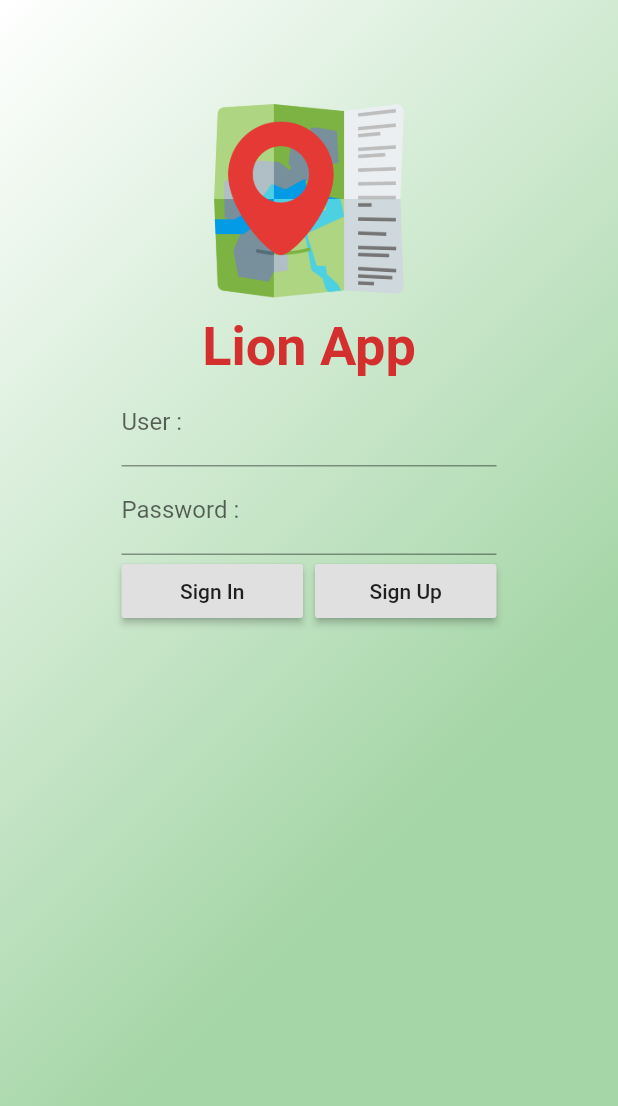
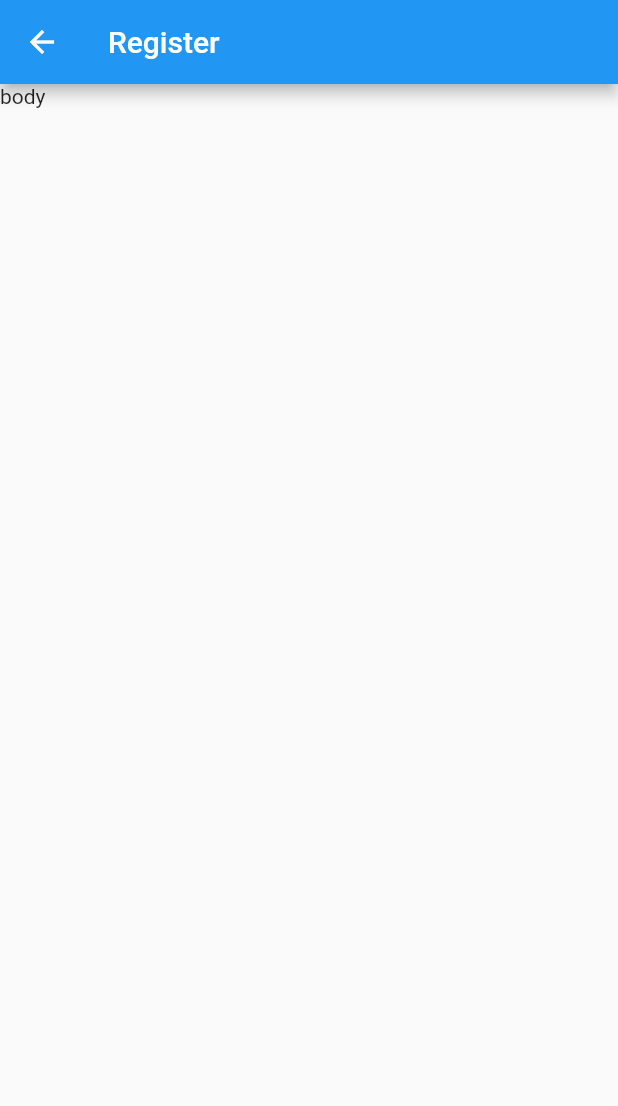
Before and after one commit to masterUNG/LionApp, a Flutter app: the screen it shows after launch, after a tap on "Sign Up", on a phone screen of 412 x 824 dp. Shown: the top 1106 px of the screen. Run offline on Flutter 3.47's test engine with Material 2 defaults, Android fonts, the phone set to English and light mode, and no system bars.

Commit message:
Create Route OK

```diff
--- a/lib/screens/authen.dart
+++ b/lib/screens/authen.dart
@@ -1,4 +1,5 @@
 import 'package:flutter/material.dart';
+import 'package:lion_app/screens/register.dart';
 
 class Authen extends StatefulWidget {
   @override
@@ -57,7 +58,13 @@ class _AuthenState extends State<Authen> {
   Widget signUpButton() {
     return RaisedButton(
       child: Text('Sign Up'),
-      onPressed: () {},
+      onPressed: () {
+        print('You Click Sign Up');
+
+        var registerRoute =
+            MaterialPageRoute(builder: (BuildContext context) => Register());
+            Navigator.of(context).push(registerRoute);
+      },
     );
   }
 
@@ -86,7 +93,8 @@ class _AuthenState extends State<Authen> {
 
   @override
   Widget build(BuildContext context) {
-    return Scaffold(resizeToAvoidBottomPadding: false,
+    return Scaffold(
+      resizeToAvoidBottomPadding: false,
       body: Container(
         decoration: BoxDecoration(
             gradient: LinearGradient(
--- /dev/null
+++ b/lib/screens/register.dart
@@ -0,0 +1,18 @@
+import 'package:flutter/material.dart';
+
+class Register extends StatefulWidget {
+  @override
+  _RegisterState createState() => _RegisterState();
+}
+
+class _RegisterState extends State<Register> {
+  @override
+  Widget build(BuildContext context) {
+    return Scaffold(
+      appBar: AppBar(
+        title: Text('Register'),
+      ),
+      body: Text('body'),
+    );
+  }
+}
```
